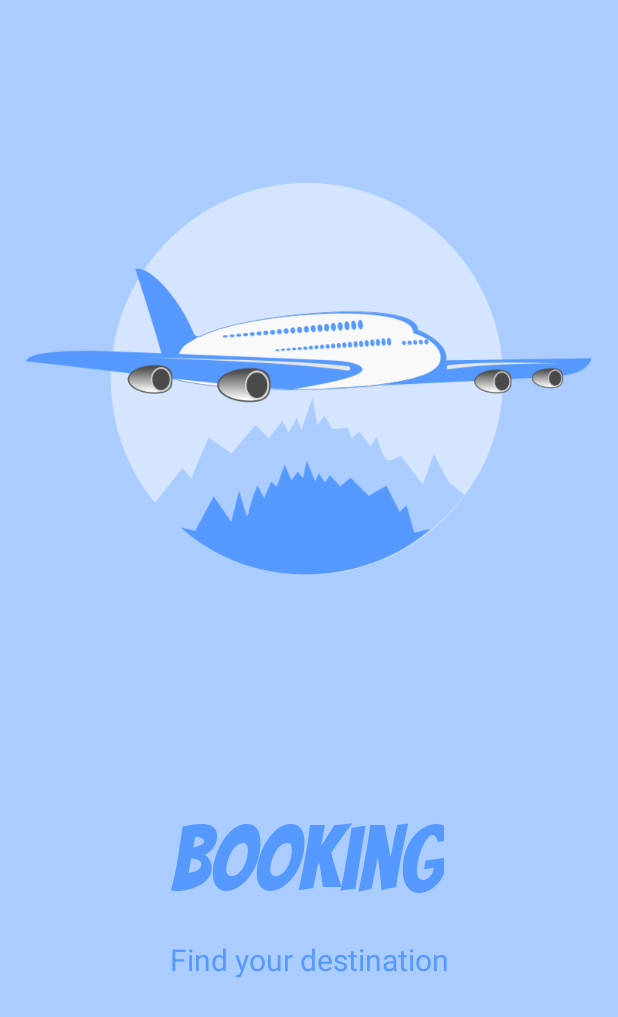
After one commit to Diegom03/BookingAndroid, an Android app: the layout activity_splash_screen.xml on its own in the app's theme, with its tools: preview values and no code run, on a phone screen of 412 x 824 dp. The commit adds this screen. Shown: the top 1017 px of the screen. Run offline under Robolectric (Android 15) with nearby library versions, the phone set to English and light mode, and no system bars.

Commit message:
Splash Screen

```diff
--- a/BookingProyect/app/src/main/java/com/diego/bookingproyect/adapter/HotelAdapter.java
+++ b/BookingProyect/app/src/main/java/com/diego/bookingproyect/adapter/HotelAdapter.java
@@ -25,7 +25,7 @@ public class HotelAdapter extends FirestoreRecyclerAdapter<Hotel, HotelAdapter.V
     @Override
     protected void onBindViewHolder(@NonNull ViewHolder holder, int position, @NonNull Hotel hotel) {
         // set data to views in holder
-        holder.hotelNameTextView.setText(hotel.getName());
+        holder.hotelNameTextView.setText(hotel.getNombre());
         holder.hotelPriceTextView.setText(String.valueOf(hotel.getPrecio()));
         holder.hotelRatingTextView.setText(String.valueOf(hotel.getPosicion()));
         // set image to holder using a library such as Glide or Picasso
--- /dev/null
+++ b/BookingProyect/app/src/main/res/anim/bottom_animation.xml
@@ -0,0 +1,14 @@
+<?xml version="1.0" encoding="utf-8"?>
+<set xmlns:android="http://schemas.android.com/apk/res/android">
+
+    <translate
+        android:fromXDelta="0%"
+        android:fromYDelta="100%"
+        android:duration="1500"/>
+
+    <alpha
+        android:fromAlpha="0.1"
+        android:toAlpha="1.0"
+        android:duration="1500"/>
+
+</set>
--- /dev/null
+++ b/BookingProyect/app/src/main/res/anim/top_animation.xml
@@ -0,0 +1,14 @@
+<?xml version="1.0" encoding="utf-8"?>
+<set xmlns:android="http://schemas.android.com/apk/res/android">
+
+    <translate
+        android:fromXDelta="0%"
+        android:fromYDelta="-50%"
+        android:duration="2000"/>
+
+    <alpha
+        android:fromAlpha="0.1"
+        android:toAlpha="1.0"
+        android:duration="1500"/>
+
+</set>
--- /dev/null
+++ b/BookingProyect/app/src/main/res/font/bangers.xml
@@ -0,0 +1,7 @@
+<?xml version="1.0" encoding="utf-8"?>
+<font-family xmlns:app="http://schemas.android.com/apk/res-auto"
+        app:fontProviderAuthority="com.google.android.gms.fonts"
+        app:fontProviderPackage="com.google.android.gms"
+        app:fontProviderQuery="Bangers"
+        app:fontProviderCerts="@array/com_google_android_gms_fonts_certs">
+</font-family>
--- /dev/null
+++ b/BookingProyect/app/src/main/res/layout/activity_splash_screen.xml
@@ -0,0 +1,51 @@
+<?xml version="1.0" encoding="utf-8"?>
+<androidx.constraintlayout.widget.ConstraintLayout xmlns:android="http://schemas.android.com/apk/res/android"
+    xmlns:app="http://schemas.android.com/apk/res-auto"
+    xmlns:tools="http://schemas.android.com/tools"
+    android:layout_width="match_parent"
+    android:layout_height="match_parent"
+    tools:context=".SplashScreen"
+    android:background="#aaccff">
+
+    <ImageView
+        android:id="@+id/splashImagen"
+        android:layout_width="wrap_content"
+        android:layout_height="300dp"
+        android:layout_marginStart="10dp"
+        android:layout_marginTop="100dp"
+        android:layout_marginEnd="10dp"
+        android:src="@drawable/plane"
+        app:layout_constraintBottom_toBottomOf="parent"
+        app:layout_constraintEnd_toEndOf="parent"
+        app:layout_constraintStart_toStartOf="parent"
+        app:layout_constraintTop_toTopOf="parent"
+        app:layout_constraintVertical_bias="0.006" />
+
+    <TextView
+        android:id="@+id/splashLogo"
+        android:layout_width="wrap_content"
+        android:layout_height="wrap_content"
+        android:layout_marginBottom="208dp"
+        android:fontFamily="@font/bangers"
+        android:text="Booking"
+        android:textColor="#5599ff"
+        android:textSize="60sp"
+        app:layout_constraintBottom_toBottomOf="parent"
+        app:layout_constraintEnd_toEndOf="parent"
+        app:layout_constraintHorizontal_bias="0.497"
+        app:layout_constraintStart_toStartOf="parent" />
+
+    <TextView
+        android:id="@+id/splashSlogan"
+        android:layout_width="wrap_content"
+        android:layout_height="wrap_content"
+        android:layout_marginTop="10dp"
+        android:text="Find your destination"
+        android:textColor="#5599ff"
+        android:textSize="20sp"
+        app:layout_constraintEnd_toEndOf="parent"
+        app:layout_constraintStart_toStartOf="parent"
+        app:layout_constraintTop_toBottomOf="@+id/splashLogo" />
+
+
+</androidx.constraintlayout.widget.ConstraintLayout>
--- /dev/null
+++ b/BookingProyect/app/src/main/res/values/preloaded_fonts.xml
@@ -0,0 +1,6 @@
+<?xml version="1.0" encoding="utf-8"?>
+<resources>
+    <array name="preloaded_fonts" translatable="false">
+        <item>@font/bangers</item>
+    </array>
+</resources>
```
Also changed, not shown: BookingProyect/app/src/main/AndroidManifest.xml (+19 -7 lines), BookingProyect/app/src/main/java/com/diego/bookingproyect/SplashScreen.java (added, +53 -0 lines), BookingProyect/app/src/main/java/com/diego/bookingproyect/model/Hotel.java (+13 -13 lines), BookingProyect/app/src/main/res/layout/view_hotel.xml (+49 -7 lines), BookingProyect/app/src/main/res/drawable/plane.png (added).
